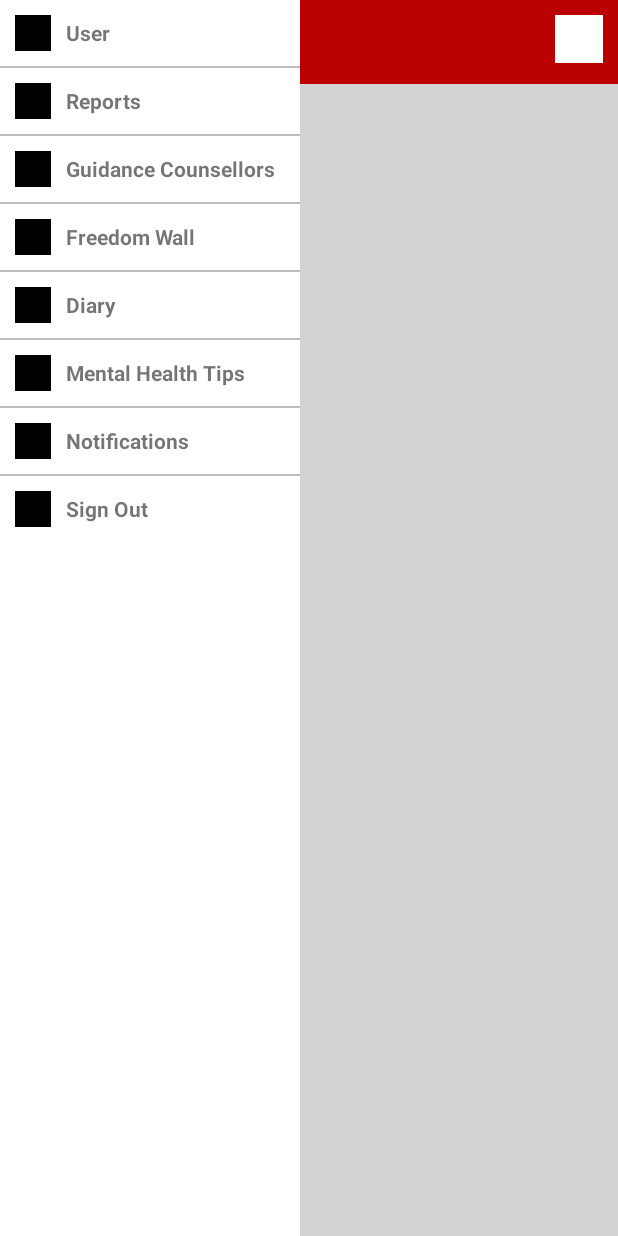
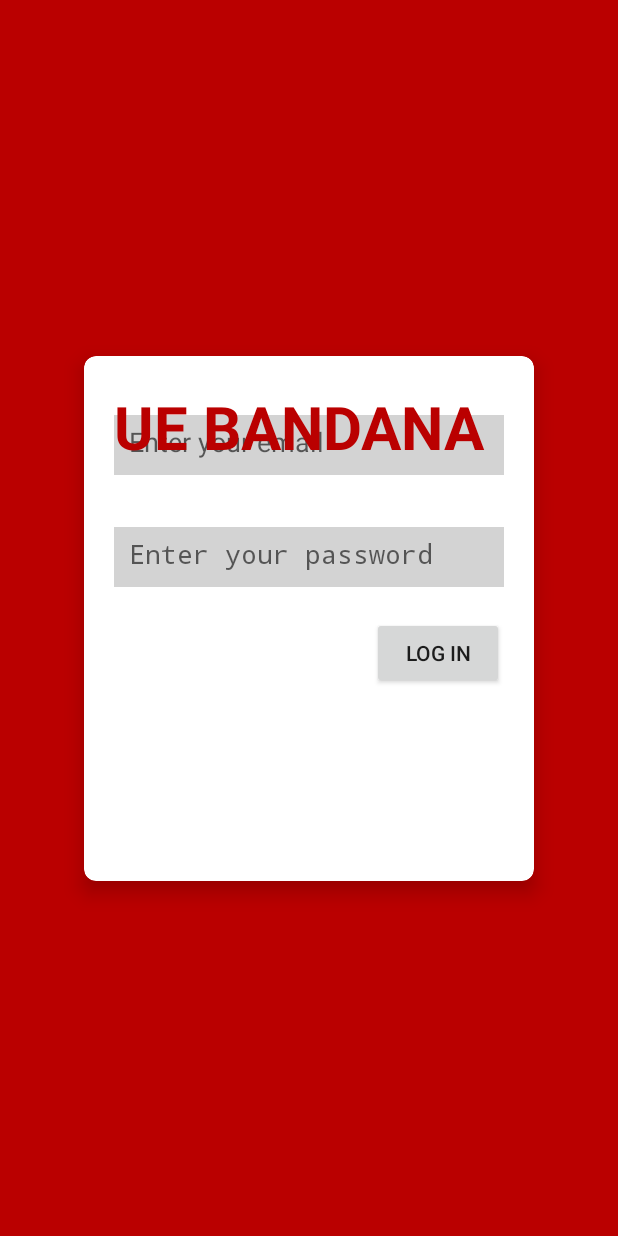
Before and after one commit to Caleeeeeee/Bandana-Application, an Android app built with Jetpack Compose: the layout layout.xml on its own in the app's theme, with its tools: preview values and no code run, on a phone screen of 412 x 824 dp. Run offline under Robolectric (Android 15) with nearby library versions, the light colour scheme and no system bars.

Commit message:
Updated layout.xml
changed it from dashboard xml to the login xml >-->

```diff
--- a/app/src/main/res/layout/layout.xml
+++ b/app/src/main/res/layout/layout.xml
@@ -5,241 +5,94 @@
     xmlns:tools="http://schemas.android.com/tools"
     android:layout_width="match_parent"
     android:layout_height="match_parent"
-    android:background="#D3D3D3"
-    tools:context=".MainActivity">
+    android:background="#BA0000">
 
-    <!-- Header -->
-    <LinearLayout
-        android:id="@+id/header"
+    <androidx.cardview.widget.CardView
+        android:layout_width="300dp"
+        android:layout_height="350dp"
+        android:background="#BA0000"
+        app:cardCornerRadius="8dp"
+        app:cardElevation="8dp"
+        app:layout_constraintTop_toTopOf="parent"
+        app:layout_constraintBottom_toBottomOf="parent"
+        app:layout_constraintStart_toStartOf="parent"
+        app:layout_constraintEnd_toEndOf="parent">
+
+        <androidx.constraintlayout.widget.ConstraintLayout
             android:layout_width="match_parent"
-        android:layout_height="56dp"
-        android:background="#BA0000"
-        android:padding="10dp"
-        android:orientation="horizontal"
-        app:layout_constraintTop_toTopOf="parent">
+            android:layout_height="match_parent"
+            android:padding="20dp">
 
             <TextView
-            android:id="@+id/title"
+                android:id="@+id/tvEmail"
+                android:layout_width="wrap_content"
+                android:layout_height="wrap_content"
+                android:text="Email"
+                android:textColor="#FFFFFF"
+                android:textSize="14sp"
+                android:textStyle="bold"
+                app:layout_constraintStart_toStartOf="parent"
+                tools:layout_editor_absoluteY="70dp" />
+
+            <EditText
+                android:id="@+id/etEmail"
                 android:layout_width="0dp"
-            android:layout_height="wrap_content"
-            android:text="UE BANDANA"
-            android:textSize="18sp"
-            android:textStyle="bold"
-            android:textColor="@android:color/white"
-            android:layout_weight="1"
-            android:gravity="center_vertical"/>
-
-        <ImageView
-            android:id="@+id/menu_icon"
-            android:layout_width="32dp"
-            android:layout_height="32dp"
-            android:src="@drawable/ic_launcher_background"
-            android:tint="@android:color/white"/>
-    </LinearLayout>
-
-    <!-- Sidebar Menu -->
-    <ScrollView
-        android:id="@+id/sidebar"
-        android:layout_width="200dp"
-        android:layout_height="match_parent"
-        android:background="@android:color/white"
-        app:layout_constraintTop_toBottomOf="@id/header"
-        app:layout_constraintStart_toStartOf="parent">
-
-        <LinearLayout
-            android:layout_width="match_parent"
-            android:layout_height="wrap_content"
-            android:orientation="vertical">
-
-            <!-- Menu Items -->
-            <LinearLayout
-                android:layout_width="match_parent"
-                android:layout_height="wrap_content"
+                android:layout_height="40dp"
+                android:background="#D3D3D3"
+                android:hint="Enter your email"
                 android:padding="10dp"
-                android:orientation="horizontal"
-                android:gravity="center_vertical">
-
-                <ImageView
-                    android:layout_width="24dp"
-                    android:layout_height="24dp"
-                    android:src="@drawable/ic_launcher_background"
-                    android:tint="@android:color/black"/>
+                app:layout_constraintTop_toBottomOf="@id/tvEmail"
+                app:layout_constraintStart_toStartOf="parent"
+                app:layout_constraintEnd_toEndOf="parent"/>
 
             <TextView
+                android:id="@+id/tvPassword"
                 android:layout_width="wrap_content"
                 android:layout_height="wrap_content"
-                    android:text="User"
+                android:text="Password"
+                android:textColor="#FFFFFF"
                 android:textStyle="bold"
-                    android:paddingStart="10dp"/>
-            </LinearLayout>
+                android:textSize="14sp"
+                app:layout_constraintTop_toBottomOf="@id/etEmail"
+                app:layout_constraintStart_toStartOf="parent"
+                android:layout_marginTop="15dp"/>
 
-            <View android:layout_width="match_parent" android:layout_height="1dp" android:background="#BDBDBD"/>
+            <EditText
+                android:id="@+id/etPassword"
+                android:layout_width="0dp"
+                android:layout_height="40dp"
+                android:background="#D3D3D3"
+                android:hint="Enter your password"
+                android:padding="10dp"
+                android:inputType="textPassword"
+                app:layout_constraintTop_toBottomOf="@id/tvPassword"
+                app:layout_constraintStart_toStartOf="parent"
+                app:layout_constraintEnd_toEndOf="parent"/>
 
-            <!-- Reports -->
-            <LinearLayout
-                android:layout_width="match_parent"
+            <Button
+                android:id="@+id/btnLogin"
+                android:layout_width="wrap_content"
                 android:layout_height="wrap_content"
-                android:padding="10dp"
-                android:orientation="horizontal"
-                android:gravity="center_vertical">
-
-                <ImageView
-                    android:layout_width="24dp"
-                    android:layout_height="24dp"
-                    android:src="@drawable/ic_launcher_background"
-                    android:tint="@android:color/black"/>
+                android:text="Log In"
+                android:textSize="14sp"
+                app:layout_constraintTop_toBottomOf="@id/etPassword"
+                app:layout_constraintEnd_toEndOf="parent"
+                android:layout_marginTop="20dp"/>
 
             <TextView
-                    android:layout_width="wrap_content"
-                    android:layout_height="wrap_content"
-                    android:text="Reports"
+                android:id="@+id/textView"
+                android:layout_width="250dp"
+                android:layout_height="60dp"
+                android:text="UE BANDANA"
+                android:textColor="#BA0000"
+                android:textSize="40sp"
                 android:textStyle="bold"
-                    android:paddingStart="10dp"/>
-            </LinearLayout>
+                android:layout_gravity="center"
+                tools:layout_editor_absoluteX="6dp"
+                tools:layout_editor_absoluteY="2dp" />
 
-            <View android:layout_width="match_parent" android:layout_height="1dp" android:background="#BDBDBD"/>
+        </androidx.constraintlayout.widget.ConstraintLayout>
+    </androidx.cardview.widget.CardView>
 
-            <!-- Guidance Counsellors -->
-            <LinearLayout
-                android:layout_width="match_parent"
-                android:layout_height="wrap_content"
-                android:padding="10dp"
-                android:orientation="horizontal"
-                android:gravity="center_vertical">
 
-                <ImageView
-                    android:layout_width="24dp"
-                    android:layout_height="24dp"
-                    android:src="@drawable/ic_launcher_background"
-                    android:tint="@android:color/black"/>
-
-                <TextView
-                    android:layout_width="wrap_content"
-                    android:layout_height="wrap_content"
-                    android:text="Guidance Counsellors"
-                    android:textStyle="bold"
-                    android:paddingStart="10dp"/>
-            </LinearLayout>
-
-            <View android:layout_width="match_parent" android:layout_height="1dp" android:background="#BDBDBD"/>
-
-            <!-- Freedom Wall -->
-            <LinearLayout
-                android:layout_width="match_parent"
-                android:layout_height="wrap_content"
-                android:padding="10dp"
-                android:orientation="horizontal"
-                android:gravity="center_vertical">
-
-                <ImageView
-                    android:layout_width="24dp"
-                    android:layout_height="24dp"
-                    android:src="@drawable/ic_launcher_background"
-                    android:tint="@android:color/black"/>
-
-                <TextView
-                    android:layout_width="wrap_content"
-                    android:layout_height="wrap_content"
-                    android:text="Freedom Wall"
-                    android:textStyle="bold"
-                    android:paddingStart="10dp"/>
-            </LinearLayout>
-
-            <View android:layout_width="match_parent" android:layout_height="1dp" android:background="#BDBDBD"/>
-
-            <!-- Diary -->
-            <LinearLayout
-                android:layout_width="match_parent"
-                android:layout_height="wrap_content"
-                android:padding="10dp"
-                android:orientation="horizontal"
-                android:gravity="center_vertical">
-
-                <ImageView
-                    android:layout_width="24dp"
-                    android:layout_height="24dp"
-                    android:src="@drawable/ic_launcher_background"
-                    android:tint="@android:color/black"/>
-
-                <TextView
-                    android:layout_width="wrap_content"
-                    android:layout_height="wrap_content"
-                    android:text="Diary"
-                    android:textStyle="bold"
-                    android:paddingStart="10dp"/>
-            </LinearLayout>
-
-            <View android:layout_width="match_parent" android:layout_height="1dp" android:background="#BDBDBD"/>
-
-            <!-- Mental Health Tips -->
-            <LinearLayout
-                android:layout_width="match_parent"
-                android:layout_height="wrap_content"
-                android:padding="10dp"
-                android:orientation="horizontal"
-                android:gravity="center_vertical">
-
-                <ImageView
-                    android:layout_width="24dp"
-                    android:layout_height="24dp"
-                    android:src="@drawable/ic_launcher_background"
-                    android:tint="@android:color/black"/>
-
-                <TextView
-                    android:layout_width="wrap_content"
-                    android:layout_height="wrap_content"
-                    android:text="Mental Health Tips"
-                    android:textStyle="bold"
-                    android:paddingStart="10dp"/>
-            </LinearLayout>
-
-            <View android:layout_width="match_parent" android:layout_height="1dp" android:background="#BDBDBD"/>
-
-            <!-- Notifications -->
-            <LinearLayout
-                android:layout_width="match_parent"
-                android:layout_height="wrap_content"
-                android:padding="10dp"
-                android:orientation="horizontal"
-                android:gravity="center_vertical">
-
-                <ImageView
-                    android:layout_width="24dp"
-                    android:layout_height="24dp"
-                    android:src="@drawable/ic_launcher_background"
-                    android:tint="@android:color/black"/>
-
-                <TextView
-                    android:layout_width="wrap_content"
-                    android:layout_height="wrap_content"
-                    android:text="Notifications"
-                    android:textStyle="bold"
-                    android:paddingStart="10dp"/>
-            </LinearLayout>
-
-            <View android:layout_width="match_parent" android:layout_height="1dp" android:background="#BDBDBD"/>
-
-            <!-- Sign Out -->
-            <LinearLayout
-                android:layout_width="match_parent"
-                android:layout_height="wrap_content"
-                android:padding="10dp"
-                android:orientation="horizontal"
-                android:gravity="center_vertical">
-
-                <ImageView
-                    android:layout_width="24dp"
-                    android:layout_height="24dp"
-                    android:src="@drawable/ic_launcher_background"
-                    android:tint="@android:color/black"/>
-
-                <TextView
-                    android:layout_width="wrap_content"
-                    android:layout_height="wrap_content"
-                    android:text="Sign Out"
-                    android:textStyle="bold"
-                    android:paddingStart="10dp"/>
-            </LinearLayout>
-        </LinearLayout>
-    </ScrollView>
 </androidx.constraintlayout.widget.ConstraintLayout>
```
Lines whose indentation alone changed are shown as unchanged.
